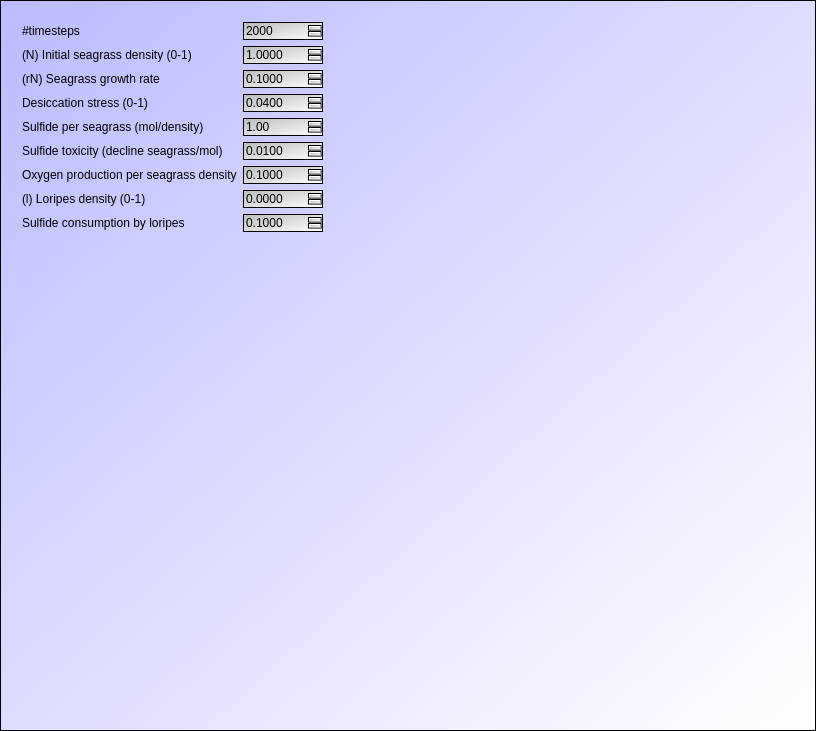
Old version of the form Tools/ToolMutualismBreakdowner/qtdialog.ui in the repository richelbilderbeek/ProjectRichelBilderbeek.
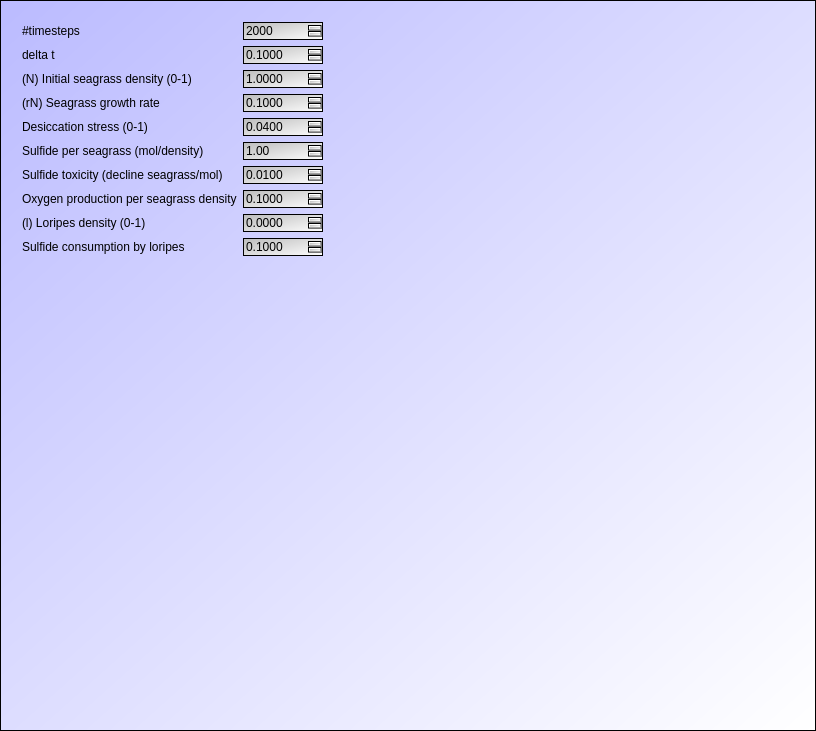
New version of the form. Custom widgets are drawn as their Qt base class.

```diff
--- a/Tools/ToolMutualismBreakdowner/qtdialog.ui
+++ b/Tools/ToolMutualismBreakdowner/qtdialog.ui
@@ -62,18 +62,21 @@
         </property>
        </widget>
       </item>
-      <item row="1" column="0">
+      <item row="2" column="0">
        <widget class="QLabel" name="label_init_seagrass_density">
         <property name="text">
          <string>(N) Initial seagrass density (0-1)</string>
         </property>
        </widget>
       </item>
-      <item row="1" column="1">
+      <item row="2" column="1">
        <widget class="QDoubleSpinBox" name="box_initial_seagrass_density">
         <property name="decimals">
          <number>4</number>
         </property>
+        <property name="minimum">
+         <double>1.000000000000000</double>
+        </property>
         <property name="maximum">
          <double>1.000000000000000</double>
         </property>
@@ -85,14 +88,14 @@
         </property>
        </widget>
       </item>
-      <item row="2" column="0">
+      <item row="3" column="0">
        <widget class="QLabel" name="label_seagrass_growth_rate">
         <property name="text">
          <string>(rN) Seagrass growth rate</string>
         </property>
        </widget>
       </item>
-      <item row="2" column="1">
+      <item row="3" column="1">
        <widget class="QDoubleSpinBox" name="box_seagrass_growth_rate">
         <property name="decimals">
          <number>4</number>
@@ -108,14 +111,14 @@
         </property>
        </widget>
       </item>
-      <item row="3" column="0">
+      <item row="4" column="0">
        <widget class="QLabel" name="label">
         <property name="text">
          <string>Desiccation stress (0-1)</string>
         </property>
        </widget>
       </item>
-      <item row="3" column="1">
+      <item row="4" column="1">
        <widget class="QDoubleSpinBox" name="box_desiccation_stress">
         <property name="decimals">
          <number>4</number>
@@ -131,14 +134,14 @@
         </property>
        </widget>
       </item>
-      <item row="4" column="0">
+      <item row="5" column="0">
        <widget class="QLabel" name="label_2">
         <property name="text">
          <string>Sulfide per seagrass (mol/density)</string>
         </property>
        </widget>
       </item>
-      <item row="4" column="1">
+      <item row="5" column="1">
        <widget class="QDoubleSpinBox" name="box_sulfide_mol_per_seagrass_density">
         <property name="maximum">
          <double>100.000000000000000</double>
@@ -148,14 +151,14 @@
         </property>
        </widget>
       </item>
-      <item row="5" column="0">
+      <item row="6" column="0">
        <widget class="QLabel" name="label_7">
         <property name="text">
          <string>Sulfide toxicity (decline seagrass/mol)</string>
         </property>
        </widget>
       </item>
-      <item row="5" column="1">
+      <item row="6" column="1">
        <widget class="QDoubleSpinBox" name="box_sulfide_toxicity">
         <property name="decimals">
          <number>4</number>
@@ -171,14 +174,14 @@
         </property>
        </widget>
       </item>
-      <item row="6" column="0">
+      <item row="7" column="0">
        <widget class="QLabel" name="label_6">
         <property name="text">
          <string>Oxygen production per seagrass density</string>
         </property>
        </widget>
       </item>
-      <item row="6" column="1">
+      <item row="7" column="1">
        <widget class="QDoubleSpinBox" name="box_oxygen_production">
         <property name="decimals">
          <number>4</number>
@@ -191,14 +194,14 @@
         </property>
        </widget>
       </item>
-      <item row="7" column="0">
+      <item row="8" column="0">
        <widget class="QLabel" name="label_loripes_density">
         <property name="text">
          <string>(l) Loripes density (0-1)</string>
         </property>
        </widget>
       </item>
-      <item row="7" column="1">
+      <item row="8" column="1">
        <widget class="QDoubleSpinBox" name="box_loripes_density">
         <property name="decimals">
          <number>4</number>
@@ -208,14 +211,14 @@
         </property>
        </widget>
       </item>
-      <item row="8" column="0">
+      <item row="9" column="0">
        <widget class="QLabel" name="label_4">
         <property name="text">
          <string>Sulfide consumption by loripes</string>
         </property>
        </widget>
       </item>
-      <item row="8" column="1">
+      <item row="9" column="1">
        <widget class="QDoubleSpinBox" name="box_sulfide_consumption_by_loripes">
         <property name="decimals">
          <number>4</number>
@@ -231,6 +234,29 @@
         </property>
        </widget>
       </item>
+      <item row="1" column="0">
+       <widget class="QLabel" name="label_5">
+        <property name="text">
+         <string>delta t</string>
+        </property>
+       </widget>
+      </item>
+      <item row="1" column="1">
+       <widget class="QDoubleSpinBox" name="box_delta_t">
+        <property name="decimals">
+         <number>4</number>
+        </property>
+        <property name="maximum">
+         <double>1.000000000000000</double>
+        </property>
+        <property name="singleStep">
+         <double>0.001000000000000</double>
+        </property>
+        <property name="value">
+         <double>0.100000000000000</double>
+        </property>
+       </widget>
+      </item>
      </layout>
     </widget>
    </item>
```
Left out of the diff: 2 changed lines with no effect on the pictures.
